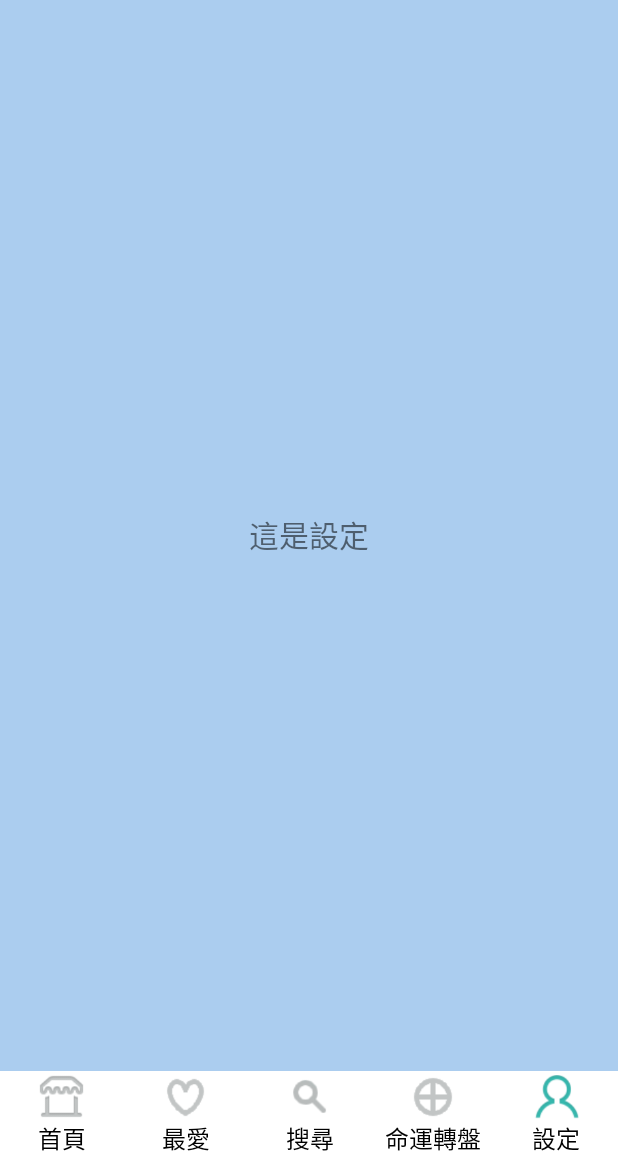
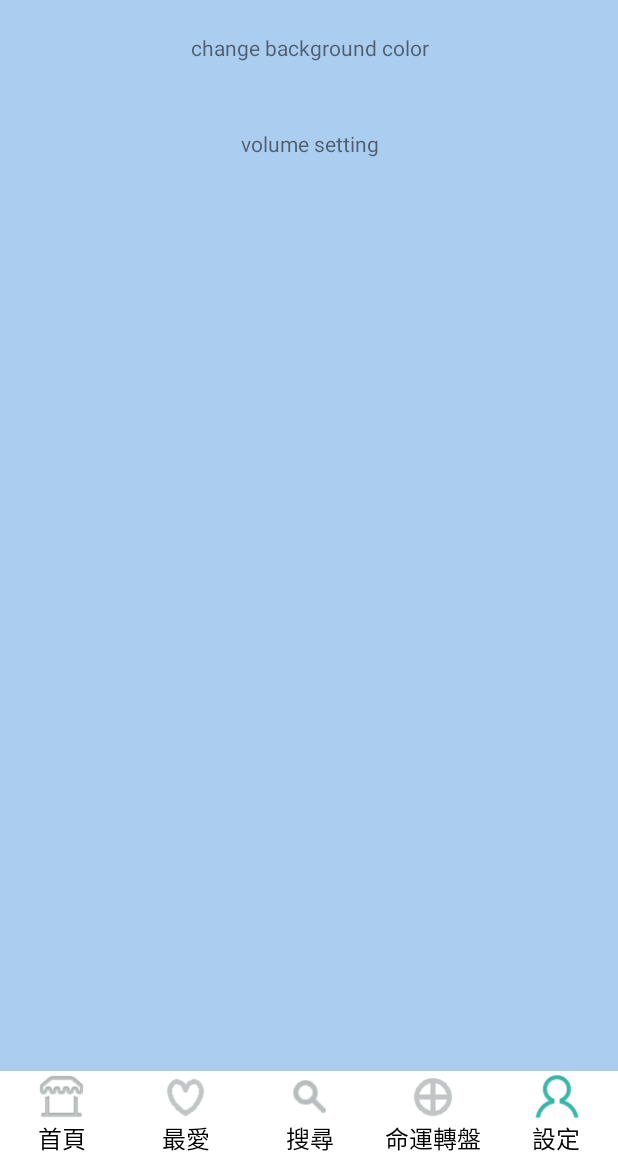
Before and after one commit to LiangWei-Chang/Software_Studio_FinalProject, an Android app: the screen it shows after launch (FragmentTagsActivity), after a tap on "設定", on a phone screen of 412 x 824 dp, the part 75-1236 px from its top. Run offline under Robolectric (Android 15) with nearby library versions, the phone set to English and light mode, and no system bars.

Commit message:
fix wheel problem, setting update

```diff
--- a/app/src/main/java/com/software/studio/delicacies/fragments/Settings.java
+++ b/app/src/main/java/com/software/studio/delicacies/fragments/Settings.java
@@ -1,18 +1,75 @@
 package com.software.studio.delicacies.fragments;
 
+import android.app.Activity;
 import android.os.Bundle;
 import android.support.v4.app.Fragment;
+import android.support.v7.widget.LinearLayoutManager;
+import android.support.v7.widget.RecyclerView;
 import android.view.LayoutInflater;
+import android.view.MenuInflater;
+import android.view.MenuItem;
 import android.view.View;
 import android.view.ViewGroup;
+import android.widget.Toast;
+import android.view.ContextMenu;
+import android.view.ContextMenu.ContextMenuInfo;
 
 import com.software.studio.delicacies.R;
+import com.software.studio.delicacies.RecycleViewAdapter;
+
+import java.util.ArrayList;
 
 public class Settings extends Fragment {
+    RecyclerView recyclerView;
+    @Override
+    public View onCreateView(LayoutInflater inflater, ViewGroup container, Bundle savedInstanceState) {
+        View rootview = inflater.inflate(R.layout.fragment_settings, container, false);
+        RecyclerView.LayoutManager mLayoutManager;
+        RecycleViewAdapter mAdapter;
+        ArrayList<String> data = new ArrayList<String>();
+        data.add("change background color");
+        data.add("volume setting");
+
+
+        recyclerView = (RecyclerView) rootview.findViewById(R.id.setting_recycler_view);
+        mLayoutManager = new LinearLayoutManager(container.getContext());
+        recyclerView.setLayoutManager(mLayoutManager);
+        mAdapter = new RecycleViewAdapter(data);
+        recyclerView.setAdapter(mAdapter);
+        registerForContextMenu(recyclerView);
+        mAdapter.setOnItemClickListener(new RecycleViewAdapter.OnRecyclerViewItemClickListener() {
+            @Override
+            public void onItemClick(View view, String data) {
+                if(data.equals("change background color"))
+                {
+                    recyclerView.showContextMenuForChild(view);
+                }
+            }
+        });
+
+        return rootview;
+    }
+    @Override
+    public void onCreateContextMenu(ContextMenu menu, View v,
+                                    ContextMenuInfo menuInfo) {
+        // TODO Auto-generated method stub
+        super.onCreateContextMenu(menu, v, menuInfo);
+        menu.setHeaderTitle("Context Menu");
+        menu.add(0, v.getId(), 0, "Action 1");
+        menu.add(0, v.getId(), 0, "Action 2");
+    }
 
     @Override
-    public View onCreateView(LayoutInflater inflater, ViewGroup container, Bundle savedInstanceState) {
-
-        return inflater.inflate(R.layout.fragment_settings, container, false);
+    public boolean onContextItemSelected(MenuItem item) {
+        if(item.getTitle()=="Action 1") {
+            Toast.makeText(getContext(),"Action 1",Toast.LENGTH_SHORT).show();
+        }
+        else if(item.getTitle()=="Action 2"){
+            Toast.makeText(getContext(),"Action 2",Toast.LENGTH_SHORT).show();
+        }
+        else {
+            return false;
+        }
+        return true;
     }
 }
--- a/app/src/main/res/layout/activity_wheel_hsao_ze.xml
+++ b/app/src/main/res/layout/activity_wheel_hsao_ze.xml
@@ -23,8 +23,8 @@
         android:layout_gravity="center_horizontal" />
 
     <Button
-        android:layout_width="290dp"
-        android:layout_height="60dp"
+        android:layout_width="wrap_content"
+        android:layout_height="wrap_content"
         android:textSize="30dp"
         android:textStyle="bold"
         android:textColor="@android:color/holo_red_dark"
--- a/app/src/main/res/layout/fragment_settings.xml
+++ b/app/src/main/res/layout/fragment_settings.xml
@@ -6,12 +6,9 @@
     android:orientation="vertical"
     tools:context="com.software.studio.delicacies.fragments.Settings">
 
-    <TextView
-        android:id="@+id/tv_settings"
+    <android.support.v7.widget.RecyclerView
+        android:id="@+id/setting_recycler_view"
         android:layout_width="match_parent"
-        android:layout_height="100dp"
-        android:gravity="center"
-        android:textSize="20sp"
-        android:text="這是設定" />
-
+        android:layout_height="match_parent"
+        android:scrollbars="vertical" />
 </LinearLayout>
```
Also changed, not shown: app/src/main/res/layout/activity_wheel_water_wood.xml (+3 -4 lines), app/src/main/res/layout/activity_wheel_wind_cloud.xml (+3 -4 lines).
